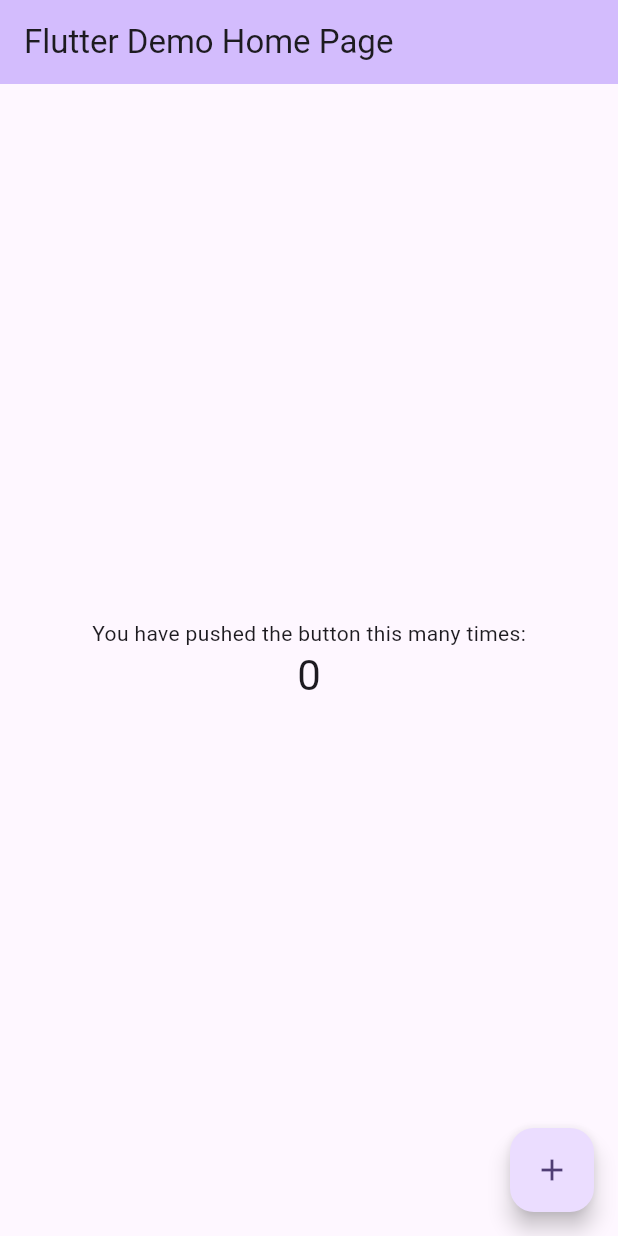
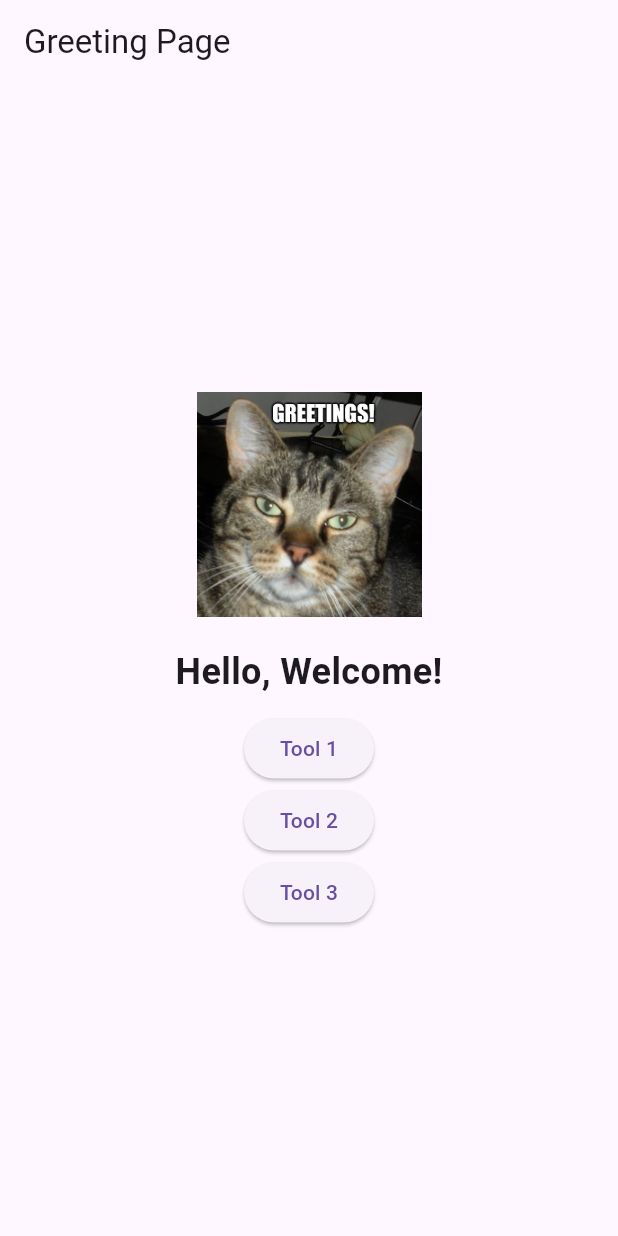
Before and after one commit to GroupOfFourMDEV1004/assignment3-MDEV1005, a Flutter app: the screen it shows after launch, on a phone screen of 412 x 824 dp. Run offline on Flutter 3.47's test engine with Material 3 defaults, Android fonts, the phone set to English and light mode, and no system bars; our stand-ins replace go_router.

Commit message:
added counter tool and greeting page

```diff
--- /dev/null
+++ b/lib/counter_tool.dart
@@ -0,0 +1,45 @@
+import 'package:flutter/material.dart';
+
+class CounterTool extends StatefulWidget {
+  @override
+  _CounterToolState createState() => _CounterToolState();
+}
+
+class _CounterToolState extends State<CounterTool> {
+  int _counter = 0;
+
+  void _incrementCounter() {
+    setState(() {
+      _counter++;
+    });
+  }
+
+  @override
+  Widget build(BuildContext context) {
+    return Scaffold(
+      appBar: AppBar(
+        title: Text('Counter Tool'),
+      ),
+      body: Center(
+        child: Column(
+          mainAxisAlignment: MainAxisAlignment.center,
+          children: <Widget>[
+            Text(
+              'Counter Value:',
+              style: TextStyle(fontSize: 20.0),
+            ),
+            Text(
+              '$_counter',
+              style: TextStyle(fontSize: 40.0, fontWeight: FontWeight.bold),
+            ),
+            SizedBox(height: 20.0),
+            ElevatedButton(
+              onPressed: _incrementCounter,
+              child: Text('Increment Counter'),
+            ),
+          ],
+        ),
+      ),
+    );
+  }
+}
--- /dev/null
+++ b/lib/greeting_screen.dart
@@ -0,0 +1,56 @@
+import 'package:assigment3/counter_tool.dart';
+import 'package:flutter/material.dart';
+
+class GreetingPage extends StatelessWidget {
+  @override
+  Widget build(BuildContext context) {
+    return Scaffold(
+      appBar: AppBar(
+        title: Text('Greeting Page'),
+      ),
+      body: Center(
+        child: Column(
+          mainAxisAlignment: MainAxisAlignment.center,
+          children: [
+            Image.asset(
+              'assets/images/greeting_image.jpg',
+              width: 150.0,
+              height: 150.0,
+              fit: BoxFit.cover,
+            ),
+            SizedBox(height: 20.0),
+            Text(
+              'Hello, Welcome!',
+              style: TextStyle(
+                fontSize: 24.0,
+                fontWeight: FontWeight.bold,
+              ),
+            ),
+            SizedBox(height: 10.0),
+            ElevatedButton(
+              onPressed: () {
+                Navigator.push(
+                  context,
+                  MaterialPageRoute(builder: (context) => CounterTool()),
+                );
+              },
+              child: Text('Tool 1'),
+            ),
+            ElevatedButton(
+              onPressed: () {
+                // Navigate to the second tool screen
+              },
+              child: Text('Tool 2'),
+            ),
+            ElevatedButton(
+              onPressed: () {
+                // Navigate to the third tool screen
+              },
+              child: Text('Tool 3'),
+            ),
+          ],
+        ),
+      ),
+    );
+  }
+}
--- a/lib/main.dart
+++ b/lib/main.dart
@@ -1,125 +1,27 @@
+
+import 'package:assigment3/greeting_screen.dart';
 import 'package:flutter/material.dart';
+import 'package:go_router/go_router.dart';
+import 'counter_tool.dart';
 
 void main() {
-  runApp(const MyApp());
+  runApp(MyApp());
 }
 
 class MyApp extends StatelessWidget {
-  const MyApp({super.key});
+    MyApp({super.key});
 
   // This widget is the root of your application.
   @override
   Widget build(BuildContext context) {
-    return MaterialApp(
-      title: 'Flutter Demo',
-      theme: ThemeData(
-        // This is the theme of your application.
-        //
-        // TRY THIS: Try running your application with "flutter run". You'll see
-        // the application has a purple toolbar. Then, without quitting the app,
-        // try changing the seedColor in the colorScheme below to Colors.green
-        // and then invoke "hot reload" (save your changes or press the "hot
-        // reload" button in a Flutter-supported IDE, or press "r" if you used
-        // the command line to start the app).
-        //
-        // Notice that the counter didn't reset back to zero; the application
-        // state is not lost during the reload. To reset the state, use hot
-        // restart instead.
-        //
-        // This works for code too, not just values: Most code changes can be
-        // tested with just a hot reload.
-        colorScheme: ColorScheme.fromSeed(seedColor: Colors.deepPurple),
-        useMaterial3: true,
-      ),
-      home: const MyHomePage(title: 'Flutter Demo Home Page'),
+    return MaterialApp.router(
+      title: 'Assignment-3',
+      routerConfig: _router,
     );
   }
+  final GoRouter _router = GoRouter(routes: [
+    GoRoute(path: "/", builder: ((context, state) => GreetingPage())),
+    GoRoute(path: "/counterTool", builder: ((context, state) => CounterTool()))
+    // GoRoute(path: "/secondTool", builder: ((context, state) => const SecondTool()))
+  ]);
 }
-
-class MyHomePage extends StatefulWidget {
-  const MyHomePage({super.key, required this.title});
-
-  // This widget is the home page of your application. It is stateful, meaning
-  // that it has a State object (defined below) that contains fields that affect
-  // how it looks.
-
-  // This class is the configuration for the state. It holds the values (in this
-  // case the title) provided by the parent (in this case the App widget) and
-  // used by the build method of the State. Fields in a Widget subclass are
-  // always marked "final".
-
-  final String title;
-
-  @override
-  State<MyHomePage> createState() => _MyHomePageState();
-}
-
-class _MyHomePageState extends State<MyHomePage> {
-  int _counter = 0;
-
-  void _incrementCounter() {
-    setState(() {
-      // This call to setState tells the Flutter framework that something has
-      // changed in this State, which causes it to rerun the build method below
-      // so that the display can reflect the updated values. If we changed
-      // _counter without calling setState(), then the build method would not be
-      // called again, and so nothing would appear to happen.
-      _counter++;
-    });
-  }
-
-  @override
-  Widget build(BuildContext context) {
-    // This method is rerun every time setState is called, for instance as done
-    // by the _incrementCounter method above.
-    //
-    // The Flutter framework has been optimized to make rerunning build methods
-    // fast, so that you can just rebuild anything that needs updating rather
-    // than having to individually change instances of widgets.
-    return Scaffold(
-      appBar: AppBar(
-        // TRY THIS: Try changing the color here to a specific color (to
-        // Colors.amber, perhaps?) and trigger a hot reload to see the AppBar
-        // change color while the other colors stay the same.
-        backgroundColor: Theme.of(context).colorScheme.inversePrimary,
-        // Here we take the value from the MyHomePage object that was created by
-        // the App.build method, and use it to set our appbar title.
-        title: Text(widget.title),
-      ),
-      body: Center(
-        // Center is a layout widget. It takes a single child and positions it
-        // in the middle of the parent.
-        child: Column(
-          // Column is also a layout widget. It takes a list of children and
-          // arranges them vertically. By default, it sizes itself to fit its
-          // children horizontally, and tries to be as tall as its parent.
-          //
-          // Column has various properties to control how it sizes itself and
-          // how it positions its children. Here we use mainAxisAlignment to
-          // center the children vertically; the main axis here is the vertical
-          // axis because Columns are vertical (the cross axis would be
-          // horizontal).
-          //
-          // TRY THIS: Invoke "debug painting" (choose the "Toggle Debug Paint"
-          // action in the IDE, or press "p" in the console), to see the
-          // wireframe for each widget.
-          mainAxisAlignment: MainAxisAlignment.center,
-          children: <Widget>[
-            const Text(
-              'You have pushed the button this many times:',
-            ),
-            Text(
-              '$_counter',
-              style: Theme.of(context).textTheme.headlineMedium,
-            ),
-          ],
-        ),
-      ),
-      floatingActionButton: FloatingActionButton(
-        onPressed: _incrementCounter,
-        tooltip: 'Increment',
-        child: const Icon(Icons.add),
-      ), // This trailing comma makes auto-formatting nicer for build methods.
-    );
-  }
-}
--- a/pubspec.yaml
+++ b/pubspec.yaml
@@ -35,6 +35,7 @@ dependencies:
   # The following adds the Cupertino Icons font to your application.
   # Use with the CupertinoIcons class for iOS style icons.
   cupertino_icons: ^1.0.2
+  go_router: ^5.2.4
 
 dev_dependencies:
   flutter_test:
@@ -52,6 +53,8 @@ dev_dependencies:
 
 # The following section is specific to Flutter packages.
 flutter:
+  assets:
+    - assets/images/
 
   # The following line ensures that the Material Icons font is
   # included with your application, so that you can use the icons in
@@ -62,6 +65,8 @@ flutter:
   # assets:
   #   - images/a_dot_burr.jpeg
   #   - images/a_dot_ham.jpeg
+
+
 
   # An image asset can refer to one or more resolution-specific "variants", see
   # https://flutter.dev/assets-and-images/#resolution-aware
```
Also changed, not shown: assets/images/greeting_image.jpg (added), pubspec.lock.
